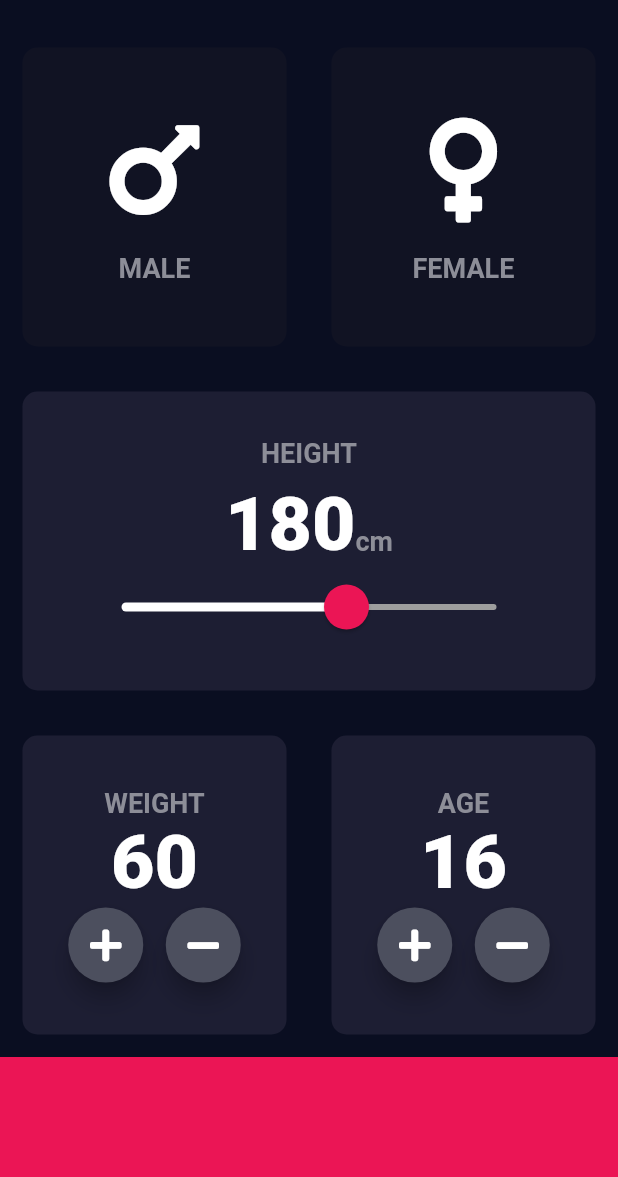
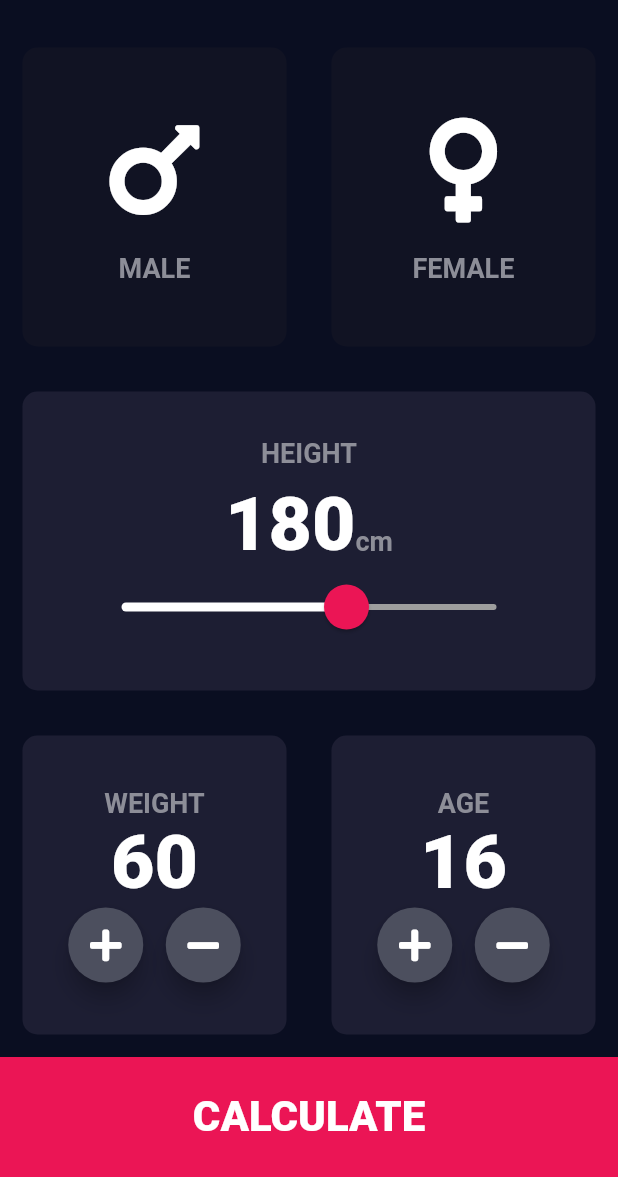
Before and after one commit to Oshinowo/bmi-calculator, a Flutter app: the screen it shows after launch, on a phone screen of 412 x 824 dp, the part 59-1236 px from its top. Run offline on Flutter 3.47's test engine with Material 2 defaults, Android fonts, the phone set to English and light mode, and no system bars; our stand-ins replace font_awesome_flutter.

Commit message:
completed first page

```diff
--- a/lib/input_page.dart
+++ b/lib/input_page.dart
@@ -4,6 +4,7 @@ import 'reusable_card.dart';
 import 'reusable_card_content.dart';
 import 'constants.dart';
 import 'round_icon_button.dart';
+import 'results_page.dart';
 
 enum Gender { male, female }
 
@@ -236,10 +237,31 @@ class _InputPageState extends State<InputPage> {
               ],
             ),
           ),
-          Container(
-            color: kBottomContainerColour,
-            width: double.infinity,
-            height: kBottomContainerHeight,
+          GestureDetector(
+            onTap: () {
+              Navigator.push(
+                context,
+                MaterialPageRoute(
+                  builder: (context) {
+                    return ResultPage();
+                  },
+                ),
+              );
+            },
+            child: Container(
+              child: Center(
+                child: Text(
+                  'CALCULATE',
+                  style: TextStyle(
+                    fontSize: 28.0,
+                    fontWeight: FontWeight.w900,
+                  ),
+                ),
+              ),
+              color: kBottomContainerColour,
+              width: double.infinity,
+              height: kBottomContainerHeight,
+            ),
           ),
         ],
       ),
```
Also changed, not shown: lib/results_page.dart (added, +13 -0 lines).
